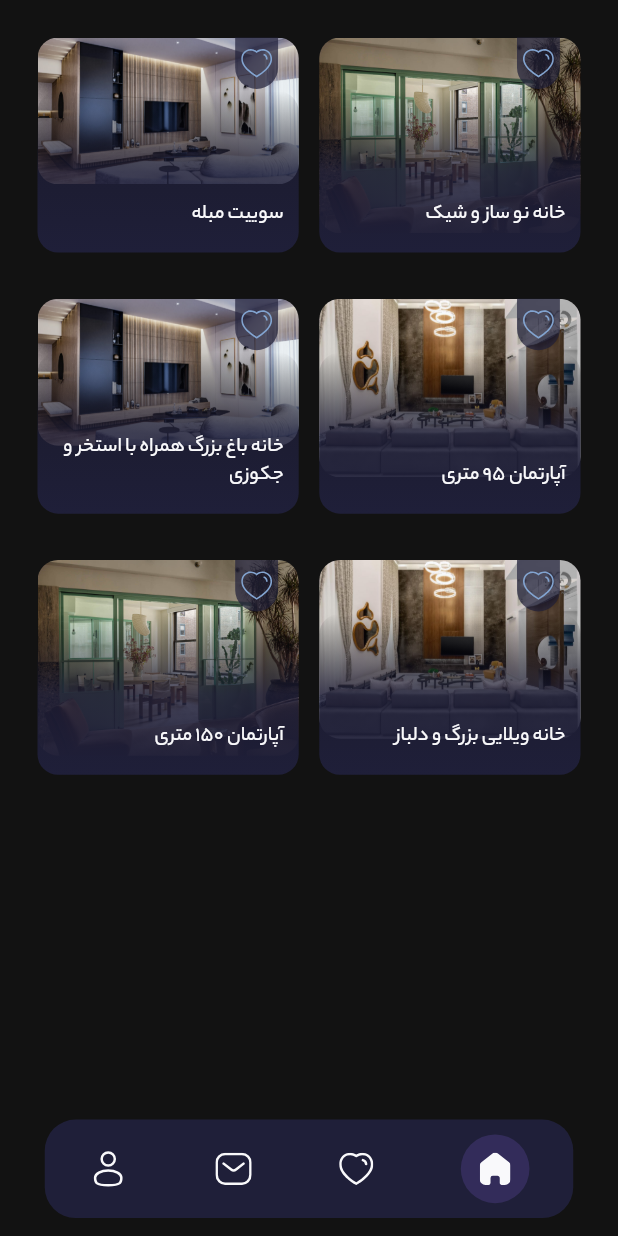
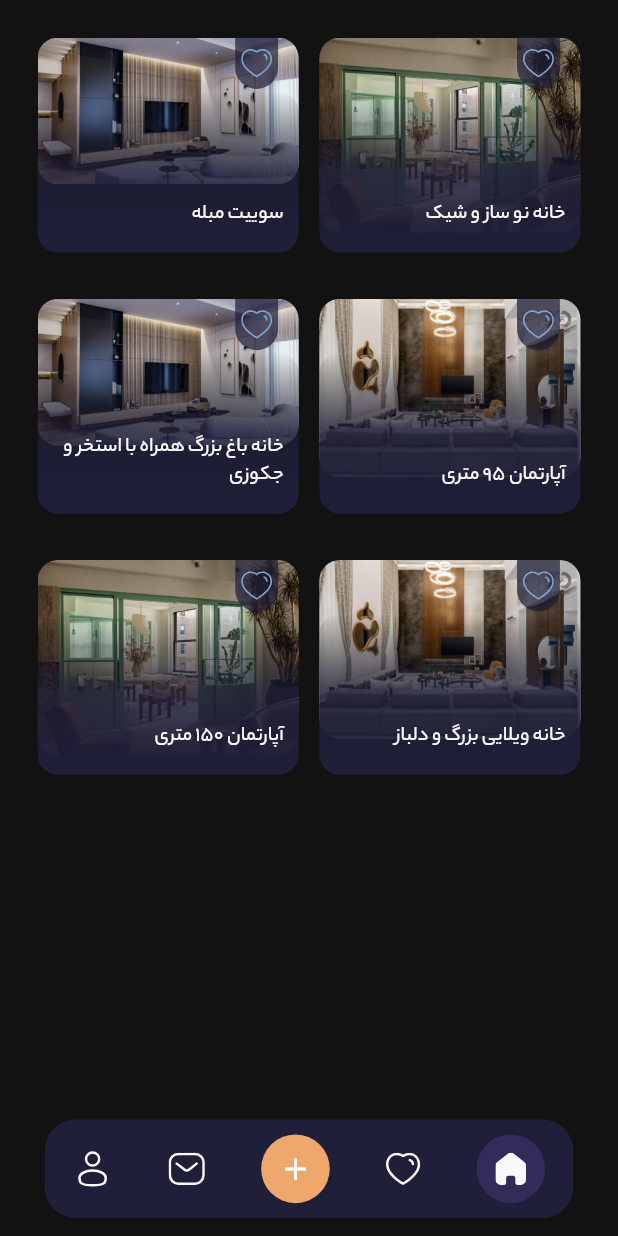
Before and after one commit to mohammad-dehghanifard/flutter_house_reservation, a Flutter app: the screen it shows after launch, swiped to page 2, on a phone screen of 412 x 824 dp. Run offline on Flutter 3.47's test engine with Material 3 defaults, Android fonts, the phone set to English and light mode, and no system bars; our stand-ins replace animated_custom_dropdown, card_swiper, flutter_otp_text_field, flutter_rating_bar, flutter_screenutil, flutter_svg and 3 more.

Commit message:
impl _AddNewAdsButton CustomWidget

```diff
--- a/lib/modules/main/widgets/custom_navigation_widget.dart
+++ b/lib/modules/main/widgets/custom_navigation_widget.dart
@@ -25,9 +25,32 @@ class CustomNavigation extends StatelessWidget {
         children: [
           _NavItem(onTap: () => onChangePage(0), deSelectedIcon: Assets.navHome,selectedIcon: Assets.navSelectedHome, selected: selectedPage == 0),
           _NavItem(onTap: () => onChangePage(1), deSelectedIcon: Assets.navHeart,selectedIcon: Assets.navSelectedHeart, selected: selectedPage == 1),
+          _AddNewAdsButton(onTap: () {  }),
           _NavItem(onTap: () => onChangePage(2), deSelectedIcon: Assets.navMessage,selectedIcon: Assets.navSelectedMessage, selected: selectedPage == 2),
           _NavItem(onTap: () => onChangePage(3), deSelectedIcon: Assets.navProfile,selectedIcon: Assets.navSelectedProfile, selected: selectedPage == 3,iconSize: 22,),
         ],
+      ),
+    );
+  }
+}
+
+class _AddNewAdsButton extends StatelessWidget {
+  const _AddNewAdsButton({
+    super.key, required this.onTap,
+  });
+  final VoidCallback onTap;
+  @override
+  Widget build(BuildContext context) {
+    return GestureDetector(
+      onTap: onTap,
+      child: Container(
+        width: 40.w,
+        height: 40.h,
+        decoration: const BoxDecoration(
+          shape: BoxShape.circle,
+          color: AppColors.secondary
+        ),
+        child: const Icon(Icons.add,size: 24,),
       ),
     );
   }
--- a/lib/modules/profile/pages/profile_page.dart
+++ b/lib/modules/profile/pages/profile_page.dart
@@ -2,7 +2,7 @@ import 'package:flutter/material.dart';
 import 'package:flutter_house_reservation/helpers/constants/app_colors.dart';
 import 'package:flutter_house_reservation/helpers/constants/app_strings.dart';
 import 'package:flutter_house_reservation/helpers/widgets/show_avatar_widget.dart';
-import 'package:flutter_house_reservation/modules/profile/pages/edit_user.dart';
+import 'package:flutter_house_reservation/modules/profile/pages/edit_user_page.dart';
 import 'package:flutter_house_reservation/modules/profile/widgets/profile_option_widget.dart';
 import 'package:flutter_screenutil/flutter_screenutil.dart';
 import 'package:get/get.dart';
```
Also changed, not shown: lib/modules/profile/pages/edit_user_page.dart (renamed from lib/modules/profile/pages/edit_user.dart).
